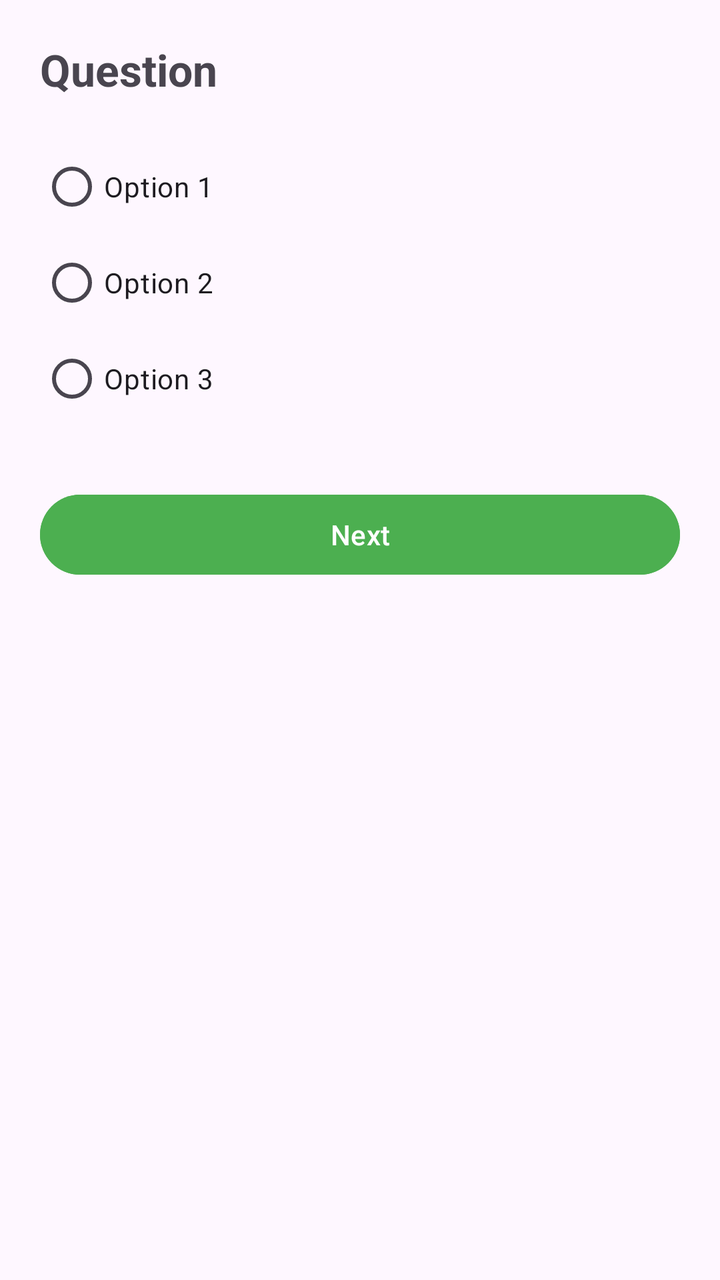
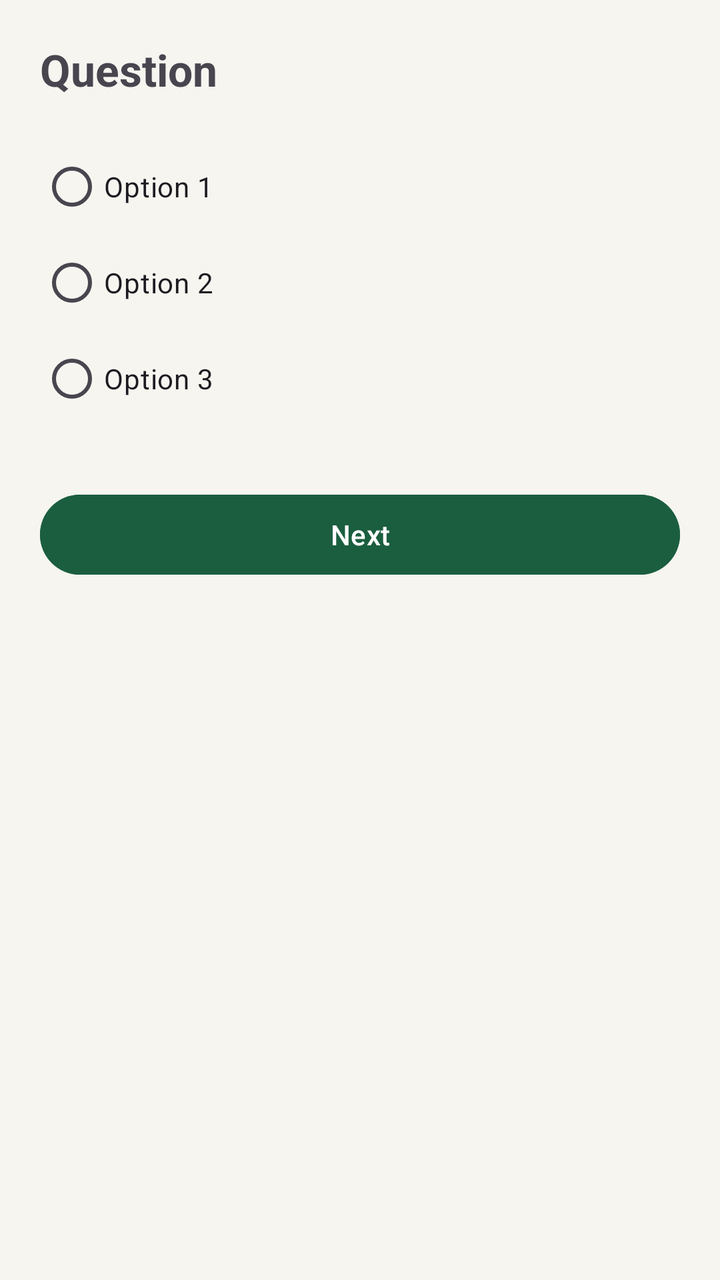

The first picture is an Android layout as it rendered before a commit; the second is the same layout after the commit. The layout source and the unified diff follow.
<!-- AndroidManifest.xml: application theme Theme.EcoSort -->
<!-- res/layout/quiz_activity.xml -->
<?xml version="1.0" encoding="utf-8"?>
<LinearLayout
    xmlns:android="http://schemas.android.com/apk/res/android"
    android:layout_width="match_parent"
    android:layout_height="match_parent"
    android:orientation="vertical"
    android:padding="20dp">

    <TextView
        android:id="@+id/textViewQuestion"
        android:layout_width="match_parent"
        android:layout_height="wrap_content"
        android:text="Question"
        android:textSize="22sp"
        android:textStyle="bold"
        android:paddingBottom="20dp"/>

    <RadioGroup
        android:id="@+id/radioGroupAnswers"
        android:layout_width="match_parent"
        android:layout_height="wrap_content">

        <RadioButton
            android:id="@+id/radioButton1"
            android:layout_width="wrap_content"
            android:layout_height="wrap_content"
            android:text="Option 1"/>

        <RadioButton
            android:id="@+id/radioButton2"
            android:layout_width="wrap_content"
            android:layout_height="wrap_content"
            android:text="Option 2"/>

        <RadioButton
            android:id="@+id/radioButton3"
            android:layout_width="wrap_content"
            android:layout_height="wrap_content"
            android:text="Option 3"/>

    </RadioGroup>

    <Button
        android:id="@+id/buttonNext"
        android:layout_width="match_parent"
        android:layout_height="wrap_content"
        android:layout_marginTop="30dp"
        android:text="Next"
        android:backgroundTint="@color/green_primary"
        android:textColor="@android:color/white"/>

</LinearLayout>
<!-- resources referenced by this layout -->
<resources>
  <color name="green_primary">#4CAF50</color>
  <style name="Theme.EcoSort" parent="Base.Theme.EcoSort" />
  <style name="Base.Theme.EcoSort" parent="Theme.Material3.DayNight.NoActionBar">
  
          <item name="colorPrimary">@color/green_primary</item>
          <item name="colorSecondary">@color/green_primary</item>
  
          
          <item name="android:statusBarColor">@color/green_dark</item>
  
      </style>
  <color name="green_dark">#2E7D32</color>
</resources>

<!-- the commit's change to res/layout/quiz_activity.xml (unified diff, before → after) -->
@@ -4,7 +4,8 @@
     android:layout_width="match_parent"
     android:layout_height="match_parent"
     android:orientation="vertical"
-    android:padding="20dp">
+    android:padding="20dp"
+    android:background="@color/bg_soft">
 
     <TextView
         android:id="@+id/textViewQuestion"
<!-- resource entries referenced after the edit -->
@@ -1,16 +1,15 @@
 <!-- resources referenced by this layout -->
 <resources>
-  <color name="green_primary">#4CAF50</color>
+  <color name="bg_soft">#F6F5F0</color>
+  <color name="green_primary">#1B5E3F</color>
   <style name="Theme.EcoSort" parent="Base.Theme.EcoSort" />
   <style name="Base.Theme.EcoSort" parent="Theme.Material3.DayNight.NoActionBar">
-  
           <item name="colorPrimary">@color/green_primary</item>
-          <item name="colorSecondary">@color/green_primary</item>
-  
-          
+          <item name="colorSecondary">@color/teal_primary</item>
           <item name="android:statusBarColor">@color/green_dark</item>
-  
+          <item name="android:windowBackground">@color/bg_soft</item>
       </style>
-  <color name="green_dark">#2E7D32</color>
+  <color name="teal_primary">#2C6E6B</color>
+  <color name="green_dark">#0F3D28</color>
 </resources>
 
